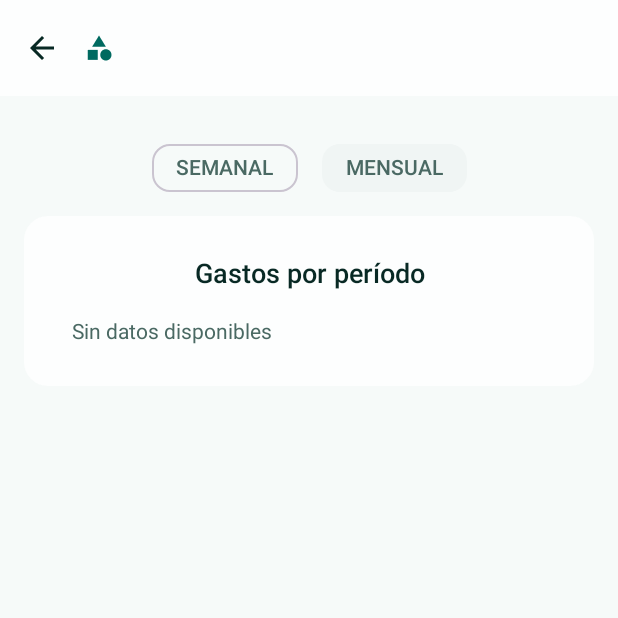
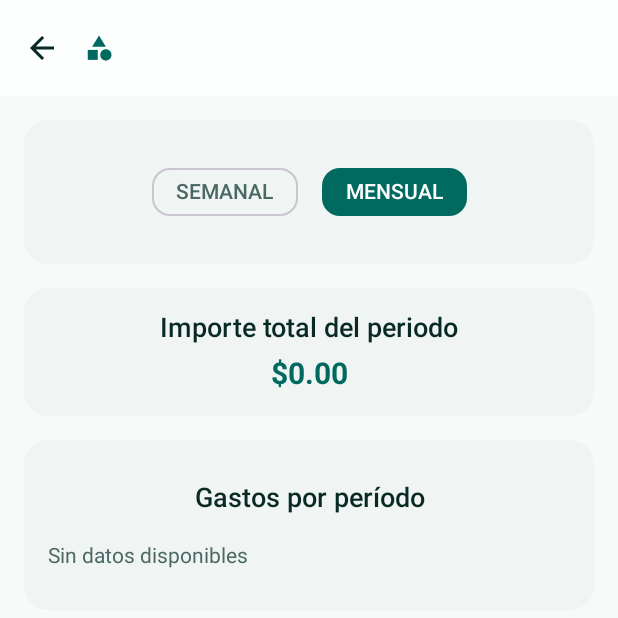
Before and after one commit to UTN-FRBA-Mobile/TicketScan, an Android app built with Jetpack Compose: the composable CategoryDetailsScreen called with empty values, on a phone screen of 412 x 824 dp, the top half of it. Run offline under Robolectric (Android 15) with nearby library versions, the phone set to English and light mode, and no system bars.

Commit message:
add total amount

```diff
--- a/app/src/main/java/com/example/ticketscan/ui/components/PeriodSelector.kt
+++ b/app/src/main/java/com/example/ticketscan/ui/components/PeriodSelector.kt
@@ -5,10 +5,12 @@ import androidx.compose.foundation.layout.Row
 import androidx.compose.foundation.layout.fillMaxWidth
 import androidx.compose.foundation.layout.padding
 import androidx.compose.material3.FilterChip
+import androidx.compose.material3.FilterChipDefaults
 import androidx.compose.material3.Text
 import androidx.compose.runtime.Composable
 import androidx.compose.ui.Modifier
 import androidx.compose.ui.unit.dp
+import com.example.ticketscan.ui.theme.TicketScanTheme
 
 @Composable
 fun PeriodSelector(selectedPeriod: Period, onPeriodChange: (Period) -> Unit) {
@@ -23,7 +25,13 @@ fun PeriodSelector(selectedPeriod: Period, onPeriodChange: (Period) -> Unit) {
                 selected = period == selectedPeriod,
                 onClick = { onPeriodChange(period) },
                 label = { Text(period.name) },
-                modifier = Modifier.padding(horizontal = 8.dp)
+                modifier = Modifier.padding(horizontal = 8.dp),
+                colors = FilterChipDefaults.filterChipColors(
+                    selectedContainerColor = TicketScanTheme.colors.primary,
+                    selectedLabelColor = TicketScanTheme.colors.onPrimary,
+                    containerColor = TicketScanTheme.colors.surfaceVariant,
+                    labelColor = TicketScanTheme.colors.onSurfaceVariant
+                )
             )
         }
     }
--- a/app/src/main/java/com/example/ticketscan/ui/screens/CategoryDetailsScreen.kt
+++ b/app/src/main/java/com/example/ticketscan/ui/screens/CategoryDetailsScreen.kt
@@ -6,6 +6,7 @@ import androidx.compose.foundation.border
 import androidx.compose.foundation.layout.Arrangement
 import androidx.compose.foundation.layout.Box
 import androidx.compose.foundation.layout.Column
+import androidx.compose.foundation.layout.PaddingValues
 import androidx.compose.foundation.layout.Row
 import androidx.compose.foundation.layout.Spacer
 import androidx.compose.foundation.layout.fillMaxHeight
@@ -30,8 +31,8 @@ import androidx.compose.runtime.getValue
 import androidx.compose.runtime.remember
 import androidx.compose.ui.Alignment
 import androidx.compose.ui.Modifier
+import androidx.compose.ui.draw.clip
 import androidx.compose.ui.geometry.Offset
-import androidx.compose.ui.draw.clip
 import androidx.compose.ui.platform.LocalDensity
 import androidx.compose.ui.text.font.FontWeight
 import androidx.compose.ui.text.style.TextAlign
@@ -41,11 +42,12 @@ import com.example.ticketscan.domain.repositories.stats.PeriodExpense
 import com.example.ticketscan.domain.viewmodel.RepositoryViewModel
 import com.example.ticketscan.ui.components.PeriodSelector
 import com.example.ticketscan.ui.components.TicketScanCard
+import com.example.ticketscan.ui.components.TicketScanCardStyle
 import com.example.ticketscan.ui.theme.TicketScanIcons
 import com.example.ticketscan.ui.theme.TicketScanTheme
-import java.text.NumberFormat
 import java.math.BigDecimal
 import java.math.RoundingMode
+import java.text.NumberFormat
 import java.text.SimpleDateFormat
 import java.util.Locale
 
@@ -89,11 +91,45 @@ fun CategoryDetailsScreen(
             modifier = Modifier
                 .fillMaxSize()
                 .padding(paddingValues)
-                .padding(16.dp)
+                .padding(16.dp),
+            horizontalAlignment = Alignment.CenterHorizontally
         ) {
-            PeriodSelector(selectedPeriod = uiState.period, onPeriodChange = { viewModel.setPeriod(it) })
+            TicketScanCard(
+                style = TicketScanCardStyle.Tonal,
+                contentPadding = PaddingValues(TicketScanTheme.spacing.lg)
+            ) {
+                PeriodSelector(
+                    selectedPeriod = uiState.period,
+                    onPeriodChange = { viewModel.setPeriod(it) }
+                )
+            }
+            Spacer(modifier = Modifier.height(TicketScanTheme.spacing.lg))
+            TicketScanCard(
+                style = TicketScanCardStyle.Tonal,
+                contentPadding = PaddingValues(TicketScanTheme.spacing.lg)
+            ) {
+                Text(
+                    text = "Importe total del periodo",
+                    style = TicketScanTheme.typography.titleMedium,
+                    color = TicketScanTheme.colors.onSurface,
+                    modifier = Modifier
+                        .fillMaxWidth()
+                        .padding(bottom = TicketScanTheme.spacing.sm),
+                    textAlign = TextAlign.Center
+                )
+                val currencyFormat = remember { NumberFormat.getCurrencyInstance() }
+                Text(
+                    text = currencyFormat.format(uiState.totalAmountForPeriod),
+                    fontWeight = FontWeight.Bold,
+                    color = TicketScanTheme.colors.primary,
+                    fontSize = TicketScanTheme.typography.titleLarge.fontSize,
+                    textAlign = TextAlign.Center,
+                    modifier = Modifier.fillMaxWidth()
+                )
+            }
+            Spacer(modifier = Modifier.height(TicketScanTheme.spacing.lg))
             PeriodExpensesChart(periodExpenses = uiState.periodExpenses, maxPeriods = maxPeriods)
-            LazyColumn(modifier = Modifier.fillMaxSize()) {
+            LazyColumn(modifier = Modifier.weight(1f)) {
                 items(uiState.transactions) { transaction ->
                     TransactionItem(transaction = transaction)
                 }
@@ -127,11 +163,12 @@ fun PeriodExpensesChart(periodExpenses: List<PeriodExpense>, maxPeriods: Int) {
     val barColor = TicketScanTheme.colors.primary
 
     TicketScanCard(
+        style = TicketScanCardStyle.Tonal,
         modifier = Modifier
             .fillMaxWidth()
             .padding(bottom = TicketScanTheme.spacing.md)
     ) {
-        Column(modifier = Modifier.padding(horizontal = TicketScanTheme.spacing.lg, vertical = TicketScanTheme.spacing.md)) {
+        Column(modifier = Modifier.padding(vertical = TicketScanTheme.spacing.md)) {
             Text(
                 text = "Gastos por período",
                 style = TicketScanTheme.typography.titleMedium,
@@ -219,7 +256,7 @@ fun PeriodExpensesChart(periodExpenses: List<PeriodExpense>, maxPeriods: Int) {
 
                                 Box(
                                     modifier = Modifier
-                                        .width(TicketScanTheme.spacing.xxl)
+                                        .width(TicketScanTheme.spacing.xl)
                                         .fillMaxHeight(),
                                     contentAlignment = Alignment.BottomCenter
                                 ) {
@@ -264,6 +301,7 @@ fun PeriodExpensesChart(periodExpenses: List<PeriodExpense>, maxPeriods: Int) {
 @Composable
 fun TransactionItem(transaction: CategoryTransaction) {
     TicketScanCard(
+        style = TicketScanCardStyle.Tonal,
         modifier = Modifier
             .fillMaxWidth()
             .padding(vertical = 4.dp)
--- a/app/src/main/java/com/example/ticketscan/ui/screens/CategoryDetailsViewModel.kt
+++ b/app/src/main/java/com/example/ticketscan/ui/screens/CategoryDetailsViewModel.kt
@@ -21,7 +21,8 @@ data class CategoryDetailsUiState(
     val periodExpenses: List<PeriodExpense> = emptyList(),
     val transactions: List<CategoryTransaction> = emptyList(),
     val period: Period = Period.MENSUAL,
-    val maxPeriods: Int = 4
+    val maxPeriods: Int = 4,
+    val totalAmountForPeriod: BigDecimal = BigDecimal.ZERO
 )
 
 data class CategoryTransaction(
@@ -68,8 +69,10 @@ class CategoryDetailsViewModel(
 
     private fun loadPeriodExpenses() {
         viewModelScope.launch {
+            val totalAmountForPeriod = repositoryViewModel.getPeriodCategoryHistory(categoryName, _uiState.value.period, 1)
+                .firstOrNull()?.amount ?: BigDecimal.ZERO
             val periodExpenses = repositoryViewModel.getPeriodCategoryHistory(categoryName, _uiState.value.period, maxPeriods)
-            _uiState.update { it.copy(periodExpenses = periodExpenses) }
+            _uiState.update { it.copy(periodExpenses = periodExpenses, totalAmountForPeriod = totalAmountForPeriod) }
         }
     }
 
--- a/app/src/main/java/com/example/ticketscan/ui/screens/ProcessingScreen.kt
+++ b/app/src/main/java/com/example/ticketscan/ui/screens/ProcessingScreen.kt
@@ -66,7 +66,7 @@ fun ProcessingScreen(
             modifier = Modifier.size(96.dp),
             colorFilter = ColorFilter.tint(TicketScanTheme.colors.primary)
         )
-        Text(text = "Procesando $mode", modifier = Modifier.padding(top = 12.dp))
+        Text(text = "Procesando ticket", modifier = Modifier.padding(top = 12.dp))
         CircularProgressIndicator(
             modifier = Modifier
                 .padding(top = 24.dp)
```
